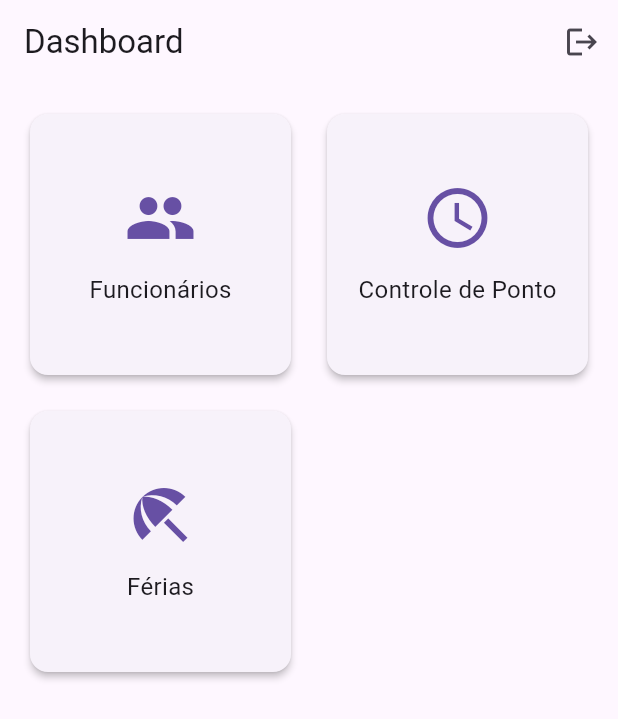
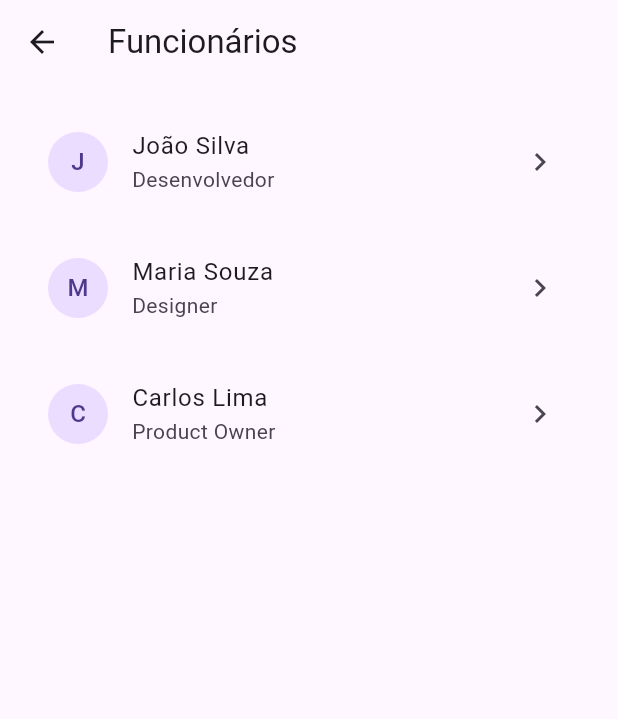
Before and after one commit to carlosaoribeiro/pro_staff_point, a Flutter app: the DashboardScreen screen opened by its route, after a tap on "Funcionários", on a phone screen of 412 x 824 dp. Shown: the top 719 px of the screen. Run offline on Flutter 3.47's test engine with Material 3 defaults, Android fonts, the phone set to English and light mode, and no system bars; our stand-ins replace flutter_riverpod, go_router.

Commit message:
Commit dashboard_screen.dart

```diff
--- a/lib/features/dashboard/presentation/dashboard_screen.dart
+++ b/lib/features/dashboard/presentation/dashboard_screen.dart
@@ -1,5 +1,7 @@
 import 'package:flutter/material.dart';
 import 'package:flutter_riverpod/flutter_riverpod.dart';
+import 'package:go_router/go_router.dart'; // necessário para o context.push
+import '../../../application/auth_controller.dart';
 import '../../../auth/application/auth_controller.dart';
 
 class DashboardScreen extends ConsumerWidget {
@@ -12,7 +14,7 @@ class DashboardScreen extends ConsumerWidget {
         title: 'Funcionários',
         icon: Icons.people,
         onTap: () {
-          // TODO: Navegar para employees
+          context.push('/employees'); // ✅ redireciona para a tela de funcionários
         },
       ),
       _DashboardCard(
--- /dev/null
+++ b/lib/features/employees/application/employee_controller.dart
@@ -0,0 +1,18 @@
+import 'package:flutter_riverpod/flutter_riverpod.dart';
+import '../domain/employee.dart';
+
+final employeeControllerProvider = StateNotifierProvider<EmployeeController, List<Employee>>(
+      (ref) => EmployeeController(),
+);
+
+class EmployeeController extends StateNotifier<List<Employee>> {
+  EmployeeController() : super(_dummyEmployees());
+
+  static List<Employee> _dummyEmployees() {
+    return [
+      Employee(id: '1', name: 'João Silva', role: 'Desenvolvedor'),
+      Employee(id: '2', name: 'Maria Souza', role: 'Designer'),
+      Employee(id: '3', name: 'Carlos Lima', role: 'Product Owner'),
+    ];
+  }
+}
--- /dev/null
+++ b/lib/features/employees/presentation/employees_screen.dart
@@ -0,0 +1,34 @@
+import 'package:flutter/material.dart';
+import 'package:flutter_riverpod/flutter_riverpod.dart';
+import '../application/employee_controller.dart';
+
+
+class EmployeesScreen extends ConsumerWidget {
+  const EmployeesScreen({super.key});
+
+  @override
+  Widget build(BuildContext context, WidgetRef ref) {
+    final employees = ref.watch(employeeControllerProvider);
+
+    return Scaffold(
+      appBar: AppBar(title: const Text('Funcionários')),
+      body: ListView.separated(
+        padding: const EdgeInsets.all(16),
+        itemCount: employees.length,
+        separatorBuilder: (_, __) => const SizedBox(height: 12),
+        itemBuilder: (context, index) {
+          final employee = employees[index];
+          return ListTile(
+            title: Text(employee.name),
+            subtitle: Text(employee.role),
+            leading: CircleAvatar(child: Text(employee.name[0])),
+            trailing: const Icon(Icons.chevron_right),
+            onTap: () {
+              // Futuro: navegar para detalhes
+            },
+          );
+        },
+      ),
+    );
+  }
+}
```
Also changed, not shown: lib/app.dart (+20 -0 lines), lib/application/auth_controller.dart (+3 -4 lines), lib/features/employees/domain/employee.dart (added, +11 -0 lines), lib/features/time_tracking/presentation/time_tracking_screen.dart (added, +12 -0 lines), lib/features/vacations/presentation/vacations_screen.dart (added, +12 -0 lines).
